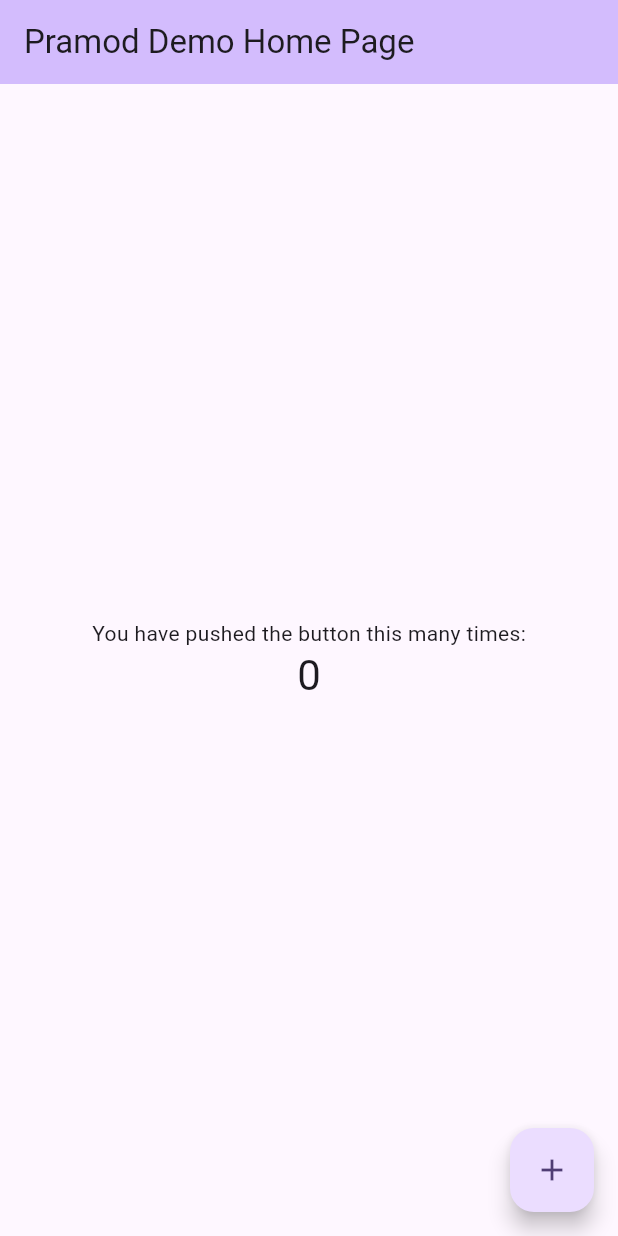
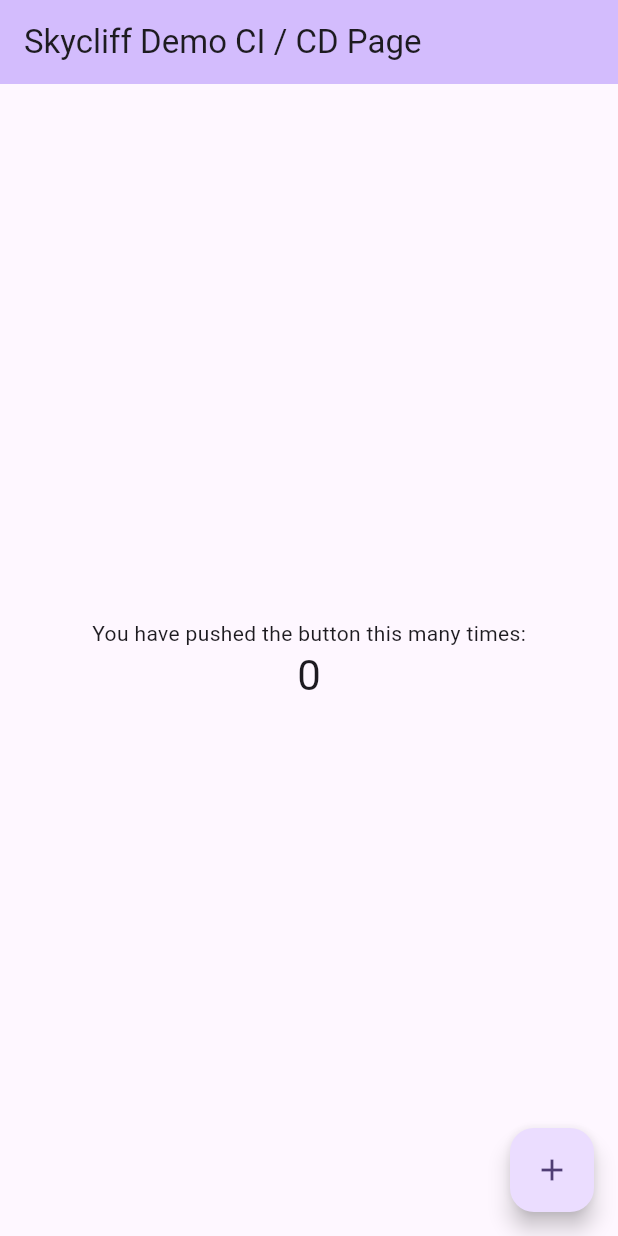
Before and after one commit to pram07/pramod-fluttertest, a Flutter app: the screen it shows after launch, on a phone screen of 412 x 824 dp. Run offline on Flutter 3.47's test engine with Material 3 defaults, Android fonts, the phone set to English and light mode, and no system bars.

Commit message:
text changes

```diff
--- a/lib/main.dart
+++ b/lib/main.dart
@@ -30,7 +30,7 @@ class MyApp extends StatelessWidget {
         // tested with just a hot reload.
         colorScheme: ColorScheme.fromSeed(seedColor: Colors.deepPurple),
       ),
-      home: const MyHomePage(title: 'Pramod Demo Home Page'),
+      home: const MyHomePage(title: 'Skycliff Demo CI / CD Page'),
     );
   }
 }
```
